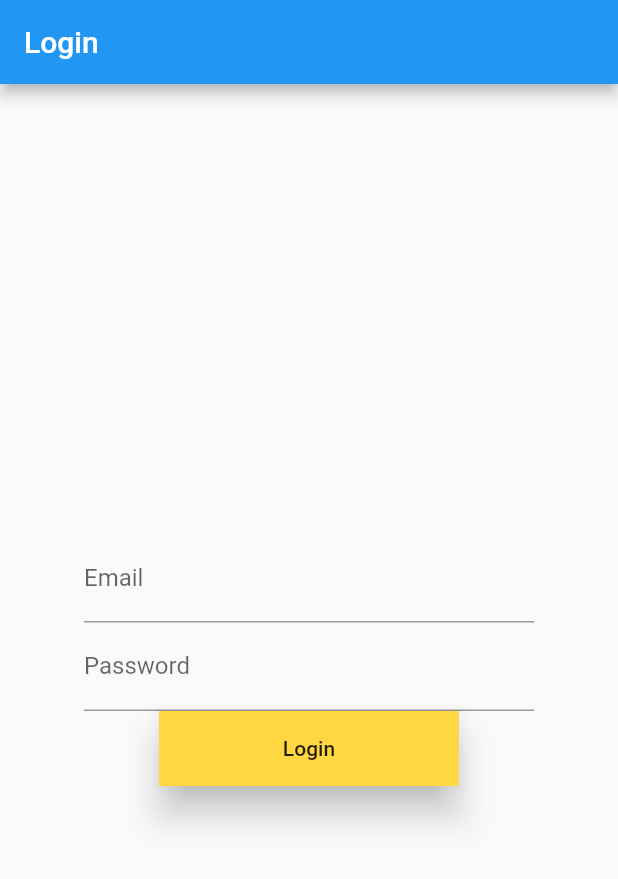
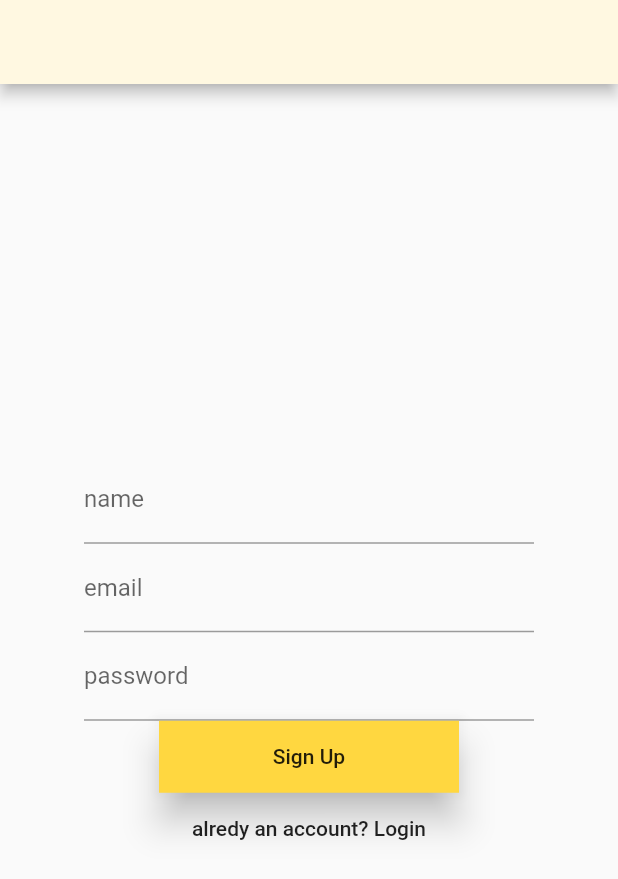
Before and after one commit to Wander-Force/guftgu, a Flutter app: the screen it shows after launch, on a phone screen of 412 x 824 dp. Shown: the top 879 px of the screen. Run offline on Flutter 3.47's test engine with Material 2 defaults, Android fonts, the phone set to English and light mode, and no system bars; our stand-ins replace cloud_firestore, firebase_auth, firebase_core; accounts and stored records are empty.

Commit message:
signup page for new app built

```diff
--- a/lib/login.dart
+++ b/lib/login.dart
@@ -1,6 +1,6 @@
 import 'package:firebase_auth/firebase_auth.dart';
 import 'package:flutter/material.dart';
-import 'package:modal_progress_hud/modal_progress_hud.dart';
+//import 'package:modal_progress_hud/modal_progress_hud.dart';
 
 class MyLogin extends StatefulWidget {
   @override
@@ -80,9 +80,8 @@ class _MyLoginState extends State<MyLogin> {
       appBar: AppBar(
         title: Text('Login'),
       ),
-      body: ModalProgressHUD(
-          inAsyncCall: spin,
-          child: Center(
+      body: Builder(builder: (BuildContext context) {
+        return Center(
           child: Container(
             width: 300,
             child: Form(
@@ -93,7 +92,8 @@ class _MyLoginState extends State<MyLogin> {
               ),
             ),
           ),
-          )),
+        );
+      }),
     );
   }
 
@@ -121,7 +121,7 @@ class _MyLoginState extends State<MyLogin> {
         elevation: 10,
         child: MaterialButton(
             minWidth: 200,
-            height: 50,
+            height: 40,
             child: Text('Login'),
             onPressed: () async {
               setState(() {
--- a/lib/main.dart
+++ b/lib/main.dart
@@ -2,6 +2,7 @@ import 'package:flutter/material.dart';
 import 'package:firebase_core/firebase_core.dart';
 import 'package:guftgu/chat.dart';
 import 'package:guftgu/login.dart';
+import 'package:guftgu/signUp.dart';
 
 void main() async {
   WidgetsFlutterBinding.ensureInitialized();
@@ -18,8 +19,10 @@ class MyApp extends StatelessWidget {
       initialRoute: '/',
       routes: {
         //'/': (context) => ActionAnimator(),
-        "/": (context) => MyLogin(),
+        "/": (context) => MySignUp(),
+//        "/": (context) => MySignUp(),
         "chat": (context) => MyChat(),
+        "login": (context) => MyLogin(),
       },
     );
   }
--- /dev/null
+++ b/lib/signUp.dart
@@ -0,0 +1,134 @@
+import 'package:cloud_firestore/cloud_firestore.dart';
+import 'package:firebase_auth/firebase_auth.dart';
+import 'package:flutter/material.dart';
+//import 'package:modal_progress_hud/modal_progress_hud.dart';
+
+class MySignUp extends StatefulWidget {
+  @override
+  _MySignUpState createState() => _MySignUpState();
+}
+
+var authc = FirebaseAuth.instance;
+var fireStore = FirebaseFirestore.instance;
+
+class _MySignUpState extends State<MySignUp> {
+  final formKey = GlobalKey<FormState>();
+
+  String email;
+  String password;
+  String name;
+  bool spin = false;
+
+  bool validateAndSave() {
+    final form = formKey.currentState;
+    if (form.validate()) {
+      form.save();
+      print('***** VALIDATED*****');
+      return true;
+    }
+    return false;
+  }
+
+  void validateAndSubmit() async {
+    if (validateAndSave()) {
+      try {
+        //UserCredential userCredential;
+        // try {
+        //   userCredential = await authc.createUserWithEmailAndPassword(
+        //       email: email, password: password);
+        // } on FirebaseAuthException catch (e) {
+        //   print('***** Authentication Error ***** : $e');
+        // }
+
+        dynamic result = await authc.createUserWithEmailAndPassword(
+            email: email, password: password);
+        User user = result.user;
+        fireStore.collection("users").add({
+          "name": name,
+          "email": email,
+        }).then((value) => null);
+
+        print('Signed Up : ${user.uid}');
+        if (user != null) {
+          Navigator.pushNamed(context, "login");
+        }
+      } catch (e) {
+        print('Error in Sign up: $e');
+      }
+    }
+  }
+
+  @override
+  Widget build(BuildContext context) {
+    return Scaffold(
+      appBar: AppBar(
+        backgroundColor: Colors.amber[50],
+      ),
+      body: Builder(builder: (BuildContext context) {
+        return Center(
+          child: Container(
+            width: 300,
+            child: Center(
+              child: Form(
+                  key: formKey,
+                  child: Column(
+                    mainAxisAlignment: MainAxisAlignment.center,
+                    children: buildInputs() + buildSubmitButtons(),
+                  )),
+            ),
+          ),
+        );
+      }),
+    );
+  }
+
+  List<Widget> buildInputs() {
+    return [
+      TextFormField(
+        decoration: InputDecoration(labelText: 'name'),
+        validator: (value) => value.isEmpty ? 'please enter your name' : null,
+        onSaved: (value) => name = value,
+      ),
+      TextFormField(
+        keyboardType: TextInputType.emailAddress,
+        decoration: InputDecoration(labelText: "email"),
+        validator: (value) =>
+            value.isEmpty ? 'Email cannot be left empty' : null,
+        onSaved: (value) => email = value,
+      ),
+      TextFormField(
+        decoration: InputDecoration(labelText: 'password'),
+        obscureText: true,
+        validator: (value) =>
+            value.isEmpty ? 'please enter your password' : null,
+        onSaved: (value) => name = value,
+      ),
+    ];
+  }
+
+  List<Widget> buildSubmitButtons() {
+    return [
+      Material(
+        color: Colors.amberAccent,
+        elevation: 10,
+        child: MaterialButton(
+            minWidth: 200,
+            height: 40,
+            child: Text('Sign Up'),
+            onPressed: () async {
+              setState(() {
+                spin = true;
+                validateAndSubmit();
+              });
+            }),
+      ),
+      FlatButton(
+          child: Text("alredy an account? Login"),
+          onPressed: () async {
+            setState(() {
+              Navigator.pushNamed(context, "login");
+            });
+          }),
+    ];
+  }
+}
```
Lines whose indentation alone changed are shown as unchanged.
